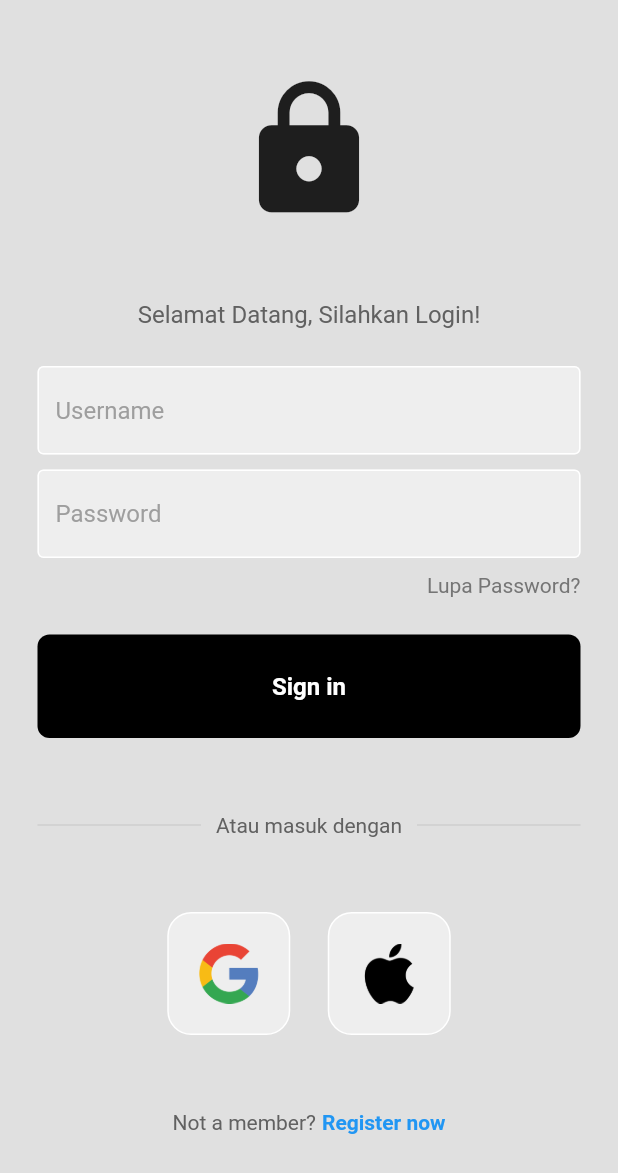
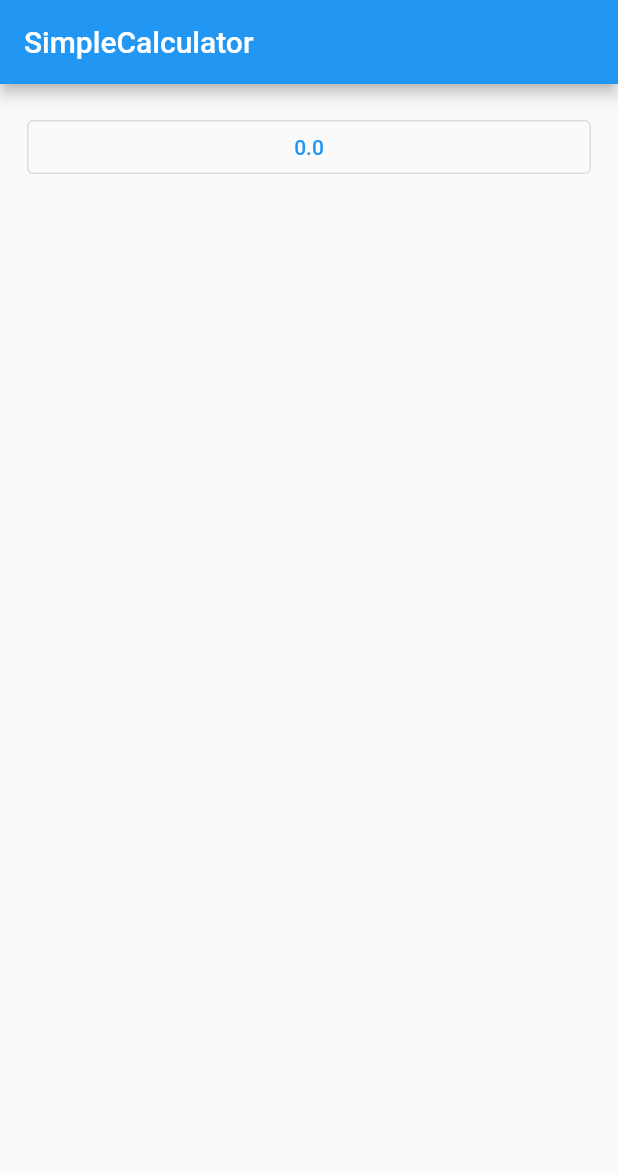
Before and after one commit to istianmws/Pemrogaman-Mobile, a Flutter app: the screen it shows after launch, on a phone screen of 412 x 824 dp. Shown: the top 1173 px of the screen. Run offline on Flutter 3.47's test engine with Material 2 defaults, Android fonts, the phone set to English and light mode, and no system bars; missing offline and left inert: flutter_simple_calculator.

Commit message:
add calculator

```diff
--- a/lib/main.dart
+++ b/lib/main.dart
@@ -1,5 +1,6 @@
 import 'package:flutter/material.dart';
 import 'pages/login_page.dart';
+import 'pages/calculator.dart';
 void main() {
   runApp(const MyApp());
 }
@@ -11,7 +12,7 @@ class MyApp extends StatelessWidget {
   @override
   Widget build(BuildContext context) {
     return MaterialApp(
-      home: LoginPage(),
+      home: CalculatorPage(),
     );
   }
 }
--- /dev/null
+++ b/lib/pages/calculator.dart
@@ -0,0 +1,86 @@
+import 'package:flutter/foundation.dart';
+import 'package:flutter/material.dart';
+import 'package:flutter_simple_calculator/flutter_simple_calculator.dart';
+//import 'package:ui-login-flutter/pages/login_page.dart';
+
+class CalculatorPage extends StatelessWidget {
+  const CalculatorPage({Key? key}) : super(key: key);
+
+  @override
+  Widget build(BuildContext context) {
+    return MaterialApp(
+      home: Scaffold(
+        appBar: AppBar(
+          title: const Text('SimpleCalculator'),
+        ),
+        body: const Padding(
+          padding: EdgeInsets.all(18.0),
+          child: SizedBox(
+            width: double.infinity,
+            child: CalcButton(),
+          ),
+        ),
+      ),
+    );
+  }
+}
+
+class CalcButton extends StatefulWidget {
+  const CalcButton({Key? key}) : super(key: key);
+
+  @override
+  CalcButtonState createState() => CalcButtonState();
+}
+
+class CalcButtonState extends State<CalcButton> {
+  double? _currentValue = 0;
+  @override
+  Widget build(BuildContext context) {
+    var calc = SimpleCalculator(
+      value: _currentValue!,
+      hideExpression: false,
+      hideSurroundingBorder: true,
+      autofocus: true,
+      onChanged: (key, value, expression) {
+        setState(() {
+          _currentValue = value ?? 0;
+        });
+        if (kDebugMode) {
+          print('$key\t$value\t$expression');
+        }
+      },
+      onTappedDisplay: (value, details) {
+        if (kDebugMode) {
+          print('$value\t${details.globalPosition}');
+        }
+      },
+      theme: const CalculatorThemeData(
+        borderColor: Colors.black,
+        borderWidth: 2,
+        displayColor: Colors.black,
+        displayStyle: TextStyle(fontSize: 80, color: Colors.yellow),
+        expressionColor: Colors.indigo,
+        expressionStyle: TextStyle(fontSize: 20, color: Colors.white),
+        operatorColor: Colors.pink,
+        operatorStyle: TextStyle(fontSize: 30, color: Colors.white),
+        commandColor: Colors.orange,
+        commandStyle: TextStyle(fontSize: 30, color: Colors.white),
+        numColor: Colors.grey,
+        numStyle: TextStyle(fontSize: 50, color: Colors.white),
+      ),
+    );
+    return OutlinedButton(
+      child: Text(_currentValue.toString()),
+      onPressed: () {
+        showModalBottomSheet(
+            isScrollControlled: true,
+            context: context,
+            builder: (BuildContext context) {
+              return SizedBox(
+                  height: MediaQuery.of(context).size.height * 0.75,
+                  child: calc);
+            });
+      },
+    );
+  }
+}
--- a/lib/pages/login_page.dart
+++ b/lib/pages/login_page.dart
@@ -3,6 +3,9 @@ import 'package:praktpm1/komponen/my_button.dart';
 import 'package:praktpm1/komponen/my_textfield.dart';
 
 import '../komponen/square_tile.dart';
+
+
+
 
 class LoginPage extends StatelessWidget {
   LoginPage({Key? key}) : super(key: key);
--- a/pubspec.yaml
+++ b/pubspec.yaml
@@ -29,7 +29,7 @@ environment:
 dependencies:
   flutter:
     sdk: flutter
-
+  flutter_simple_calculator:
 
   # The following adds the Cupertino Icons font to your application.
   # Use with the CupertinoIcons class for iOS style icons.
```
Also changed, not shown: pubspec.lock.
